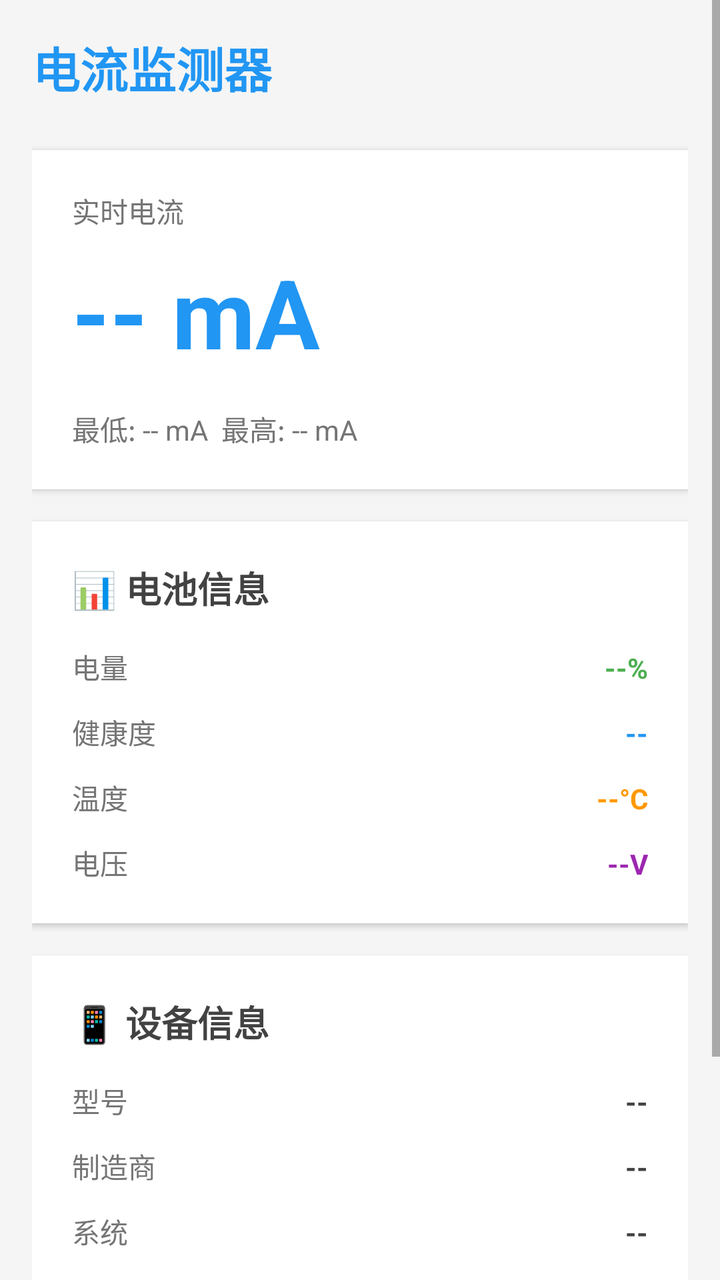
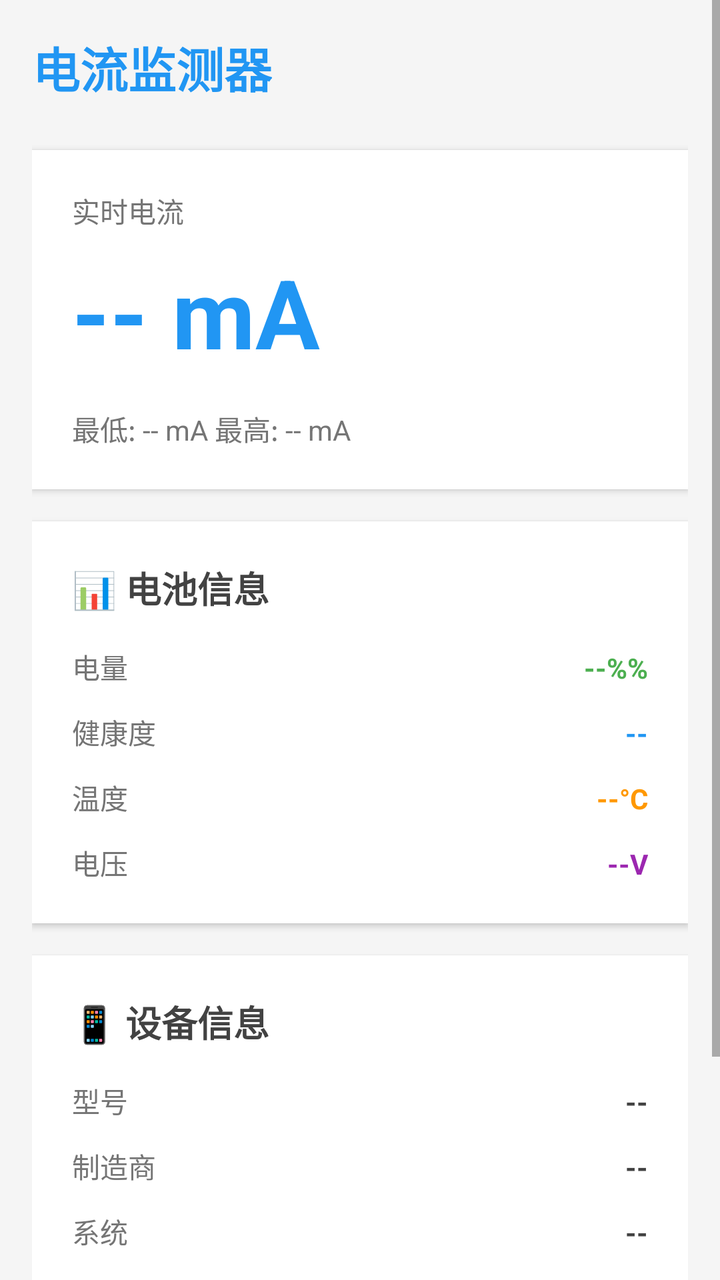

Before-and-after screenshots of an Android layout around one commit, followed by the original layout XML and the change that was made.
<!-- AndroidManifest.xml: application theme AppTheme -->
<!-- res/layout/activity_main.xml -->
<?xml version="1.0" encoding="utf-8"?>
<ScrollView xmlns:android="http://schemas.android.com/apk/res/android"
    android:layout_width="match_parent"
    android:layout_height="match_parent"
    android:background="#F5F5F5">

    <LinearLayout
        android:layout_width="match_parent"
        android:layout_height="wrap_content"
        android:orientation="vertical"
        android:padding="16dp">

        
        <TextView
            android:layout_width="wrap_content"
            android:layout_height="wrap_content"
            android:text="电流监测器"
            android:textSize="24sp"
            android:textStyle="bold"
            android:textColor="#2196F3"
            android:layout_marginBottom="24dp" />

        
        <LinearLayout
            android:layout_width="match_parent"
            android:layout_height="wrap_content"
            android:orientation="vertical"
            android:background="@android:color/white"
            android:padding="20dp"
            android:layout_marginBottom="16dp"
            android:elevation="2dp">

            <TextView
                android:layout_width="wrap_content"
                android:layout_height="wrap_content"
                android:text="实时电流"
                android:textSize="14sp"
                android:textColor="#757575"
                android:layout_marginBottom="8dp" />

            <TextView
                android:id="@+id/tvCurrentCurrent"
                android:layout_width="wrap_content"
                android:layout_height="wrap_content"
                android:text="-- mA"
                android:textSize="48sp"
                android:textStyle="bold"
                android:textColor="#2196F3"
                android:layout_marginBottom="16dp" />

            <TextView
                android:id="@+id/tvCurrentStats"
                android:layout_width="wrap_content"
                android:layout_height="wrap_content"
                android:text="最低: -- mA  最高: -- mA"
                android:textSize="14sp"
                android:textColor="#757575" />
        </LinearLayout>

        
        <LinearLayout
            android:layout_width="match_parent"
            android:layout_height="wrap_content"
            android:orientation="vertical"
            android:background="@android:color/white"
            android:padding="20dp"
            android:layout_marginBottom="16dp"
            android:elevation="2dp">

            <TextView
                android:layout_width="wrap_content"
                android:layout_height="wrap_content"
                android:text="📊 电池信息"
                android:textSize="18sp"
                android:textStyle="bold"
                android:textColor="#424242"
                android:layout_marginBottom="16dp" />

            <LinearLayout
                android:layout_width="match_parent"
                android:layout_height="wrap_content"
                android:orientation="horizontal"
                android:layout_marginBottom="12dp">

                <TextView
                    android:layout_width="0dp"
                    android:layout_height="wrap_content"
                    android:layout_weight="1"
                    android:text="电量"
                    android:textSize="14sp"
                    android:textColor="#757575" />

                <TextView
                    android:id="@+id/tvBatteryLevel"
                    android:layout_width="wrap_content"
                    android:layout_height="wrap_content"
                    android:text="--%"
                    android:textSize="14sp"
                    android:textStyle="bold"
                    android:textColor="#4CAF50" />
            </LinearLayout>

            <LinearLayout
                android:layout_width="match_parent"
                android:layout_height="wrap_content"
                android:orientation="horizontal"
                android:layout_marginBottom="12dp">

                <TextView
                    android:layout_width="0dp"
                    android:layout_height="wrap_content"
                    android:layout_weight="1"
                    android:text="健康度"
                    android:textSize="14sp"
                    android:textColor="#757575" />

                <TextView
                    android:id="@+id/tvBatteryHealth"
                    android:layout_width="wrap_content"
                    android:layout_height="wrap_content"
                    android:text="--"
                    android:textSize="14sp"
                    android:textStyle="bold"
                    android:textColor="#2196F3" />
            </LinearLayout>

            <LinearLayout
                android:layout_width="match_parent"
                android:layout_height="wrap_content"
                android:orientation="horizontal"
                android:layout_marginBottom="12dp">

                <TextView
                    android:layout_width="0dp"
                    android:layout_height="wrap_content"
                    android:layout_weight="1"
                    android:text="温度"
                    android:textSize="14sp"
                    android:textColor="#757575" />

                <TextView
                    android:id="@+id/tvBatteryTemp"
                    android:layout_width="wrap_content"
                    android:layout_height="wrap_content"
                    android:text="--°C"
                    android:textSize="14sp"
                    android:textStyle="bold"
                    android:textColor="#FF9800" />
            </LinearLayout>

            <LinearLayout
                android:layout_width="match_parent"
                android:layout_height="wrap_content"
                android:orientation="horizontal">

                <TextView
                    android:layout_width="0dp"
                    android:layout_height="wrap_content"
                    android:layout_weight="1"
                    android:text="电压"
                    android:textSize="14sp"
                    android:textColor="#757575" />

                <TextView
                    android:id="@+id/tvBatteryVoltage"
                    android:layout_width="wrap_content"
                    android:layout_height="wrap_content"
                    android:text="--V"
                    android:textSize="14sp"
                    android:textStyle="bold"
                    android:textColor="#9C27B0" />
            </LinearLayout>
        </LinearLayout>

        
        <LinearLayout
            android:layout_width="match_parent"
            android:layout_height="wrap_content"
            android:orientation="vertical"
            android:background="@android:color/white"
            android:padding="20dp"
            android:layout_marginBottom="16dp"
            android:elevation="2dp">

            <TextView
                android:layout_width="wrap_content"
                android:layout_height="wrap_content"
                android:text="📱 设备信息"
                android:textSize="18sp"
                android:textStyle="bold"
                android:textColor="#424242"
                android:layout_marginBottom="16dp" />

            <LinearLayout
                android:layout_width="match_parent"
                android:layout_height="wrap_content"
                android:orientation="horizontal"
                android:layout_marginBottom="12dp">

                <TextView
                    android:layout_width="0dp"
                    android:layout_height="wrap_content"
                    android:layout_weight="1"
                    android:text="型号"
                    android:textSize="14sp"
                    android:textColor="#757575" />

                <TextView
                    android:id="@+id/tvPhoneModel"
                    android:layout_width="wrap_content"
                    android:layout_height="wrap_content"
                    android:text="--"
                    android:textSize="14sp"
                    android:textStyle="bold"
                    android:textColor="#424242" />
            </LinearLayout>

            <LinearLayout
                android:layout_width="match_parent"
                android:layout_height="wrap_content"
                android:orientation="horizontal"
                android:layout_marginBottom="12dp">

                <TextView
                    android:layout_width="0dp"
                    android:layout_height="wrap_content"
                    android:layout_weight="1"
                    android:text="制造商"
                    android:textSize="14sp"
                    android:textColor="#757575" />

                <TextView
                    android:id="@+id/tvManufacturer"
                    android:layout_width="wrap_content"
                    android:layout_height="wrap_content"
                    android:text="--"
                    android:textSize="14sp"
                    android:textStyle="bold"
                    android:textColor="#424242" />
            </LinearLayout>

            <LinearLayout
                android:layout_width="match_parent"
                android:layout_height="wrap_content"
                android:orientation="horizontal">

                <TextView
                    android:layout_width="0dp"
                    android:layout_height="wrap_content"
                    android:layout_weight="1"
                    android:text="系统"
                    android:textSize="14sp"
                    android:textColor="#757575" />

                <TextView
                    android:id="@+id/tvAndroidVersion"
                    android:layout_width="wrap_content"
                    android:layout_height="wrap_content"
                    android:text="--"
                    android:textSize="14sp"
                    android:textStyle="bold"
                    android:textColor="#424242" />
            </LinearLayout>
        </LinearLayout>

        
        <TextView
            android:layout_width="match_parent"
            android:layout_height="wrap_content"
            android:text="说明：\n• 正数表示充电，负数表示放电\n• 部分设备可能不支持电流检测\n• 数据每秒自动更新"
            android:textSize="12sp"
            android:textColor="#9E9E9E"
            android:padding="8dp"
            android:lineSpacingExtra="4dp" />

    </LinearLayout>
</ScrollView>
<!-- resources referenced by this layout -->
<resources>
  <style name="AppTheme" parent="android:Theme.Material.Light">
      </style>
</resources>

<!-- the commit's change to res/layout/activity_main.xml (unified diff, before → after) -->
@@ -14,7 +14,7 @@
         <TextView
             android:layout_width="wrap_content"
             android:layout_height="wrap_content"
-            android:text="电流监测器"
+            android:text="@string/app_name"
             android:textSize="24sp"
             android:textStyle="bold"
             android:textColor="#2196F3"
@@ -33,7 +33,7 @@
             <TextView
                 android:layout_width="wrap_content"
                 android:layout_height="wrap_content"
-                android:text="实时电流"
+                android:text="@string/label_realtime_current"
                 android:textSize="14sp"
                 android:textColor="#757575"
                 android:layout_marginBottom="8dp" />
@@ -42,7 +42,7 @@
                 android:id="@+id/tvCurrentCurrent"
                 android:layout_width="wrap_content"
                 android:layout_height="wrap_content"
-                android:text="-- mA"
+                android:text="@string/current_placeholder"
                 android:textSize="48sp"
                 android:textStyle="bold"
                 android:textColor="#2196F3"
@@ -52,7 +52,7 @@
                 android:id="@+id/tvCurrentStats"
                 android:layout_width="wrap_content"
                 android:layout_height="wrap_content"
-                android:text="最低: -- mA  最高: -- mA"
+                android:text="@string/current_stats_placeholder"
                 android:textSize="14sp"
                 android:textColor="#757575" />
         </LinearLayout>
@@ -70,7 +70,7 @@
             <TextView
                 android:layout_width="wrap_content"
                 android:layout_height="wrap_content"
-                android:text="📊 电池信息"
+                android:text="@string/label_battery_info"
                 android:textSize="18sp"
                 android:textStyle="bold"
                 android:textColor="#424242"
@@ -86,7 +86,7 @@
                     android:layout_width="0dp"
                     android:layout_height="wrap_content"
                     android:layout_weight="1"
-                    android:text="电量"
+                    android:text="@string/label_level"
                     android:textSize="14sp"
                     android:textColor="#757575" />
 
@@ -94,7 +94,7 @@
                     android:id="@+id/tvBatteryLevel"
                     android:layout_width="wrap_content"
                     android:layout_height="wrap_content"
-                    android:text="--%"
+                    android:text="@string/battery_level_placeholder"
                     android:textSize="14sp"
                     android:textStyle="bold"
                     android:textColor="#4CAF50" />
@@ -110,7 +110,7 @@
                     android:layout_width="0dp"
                     android:layout_height="wrap_content"
                     android:layout_weight="1"
-                    android:text="健康度"
+                    android:text="@string/label_health"
                     android:textSize="14sp"
                     android:textColor="#757575" />
 
@@ -118,7 +118,7 @@
                     android:id="@+id/tvBatteryHealth"
                     android:layout_width="wrap_content"
                     android:layout_height="wrap_content"
-                    android:text="--"
+                    android:text="@string/dash_placeholder"
                     android:textSize="14sp"
                     android:textStyle="bold"
                     android:textColor="#2196F3" />
@@ -134,7 +134,7 @@
                     android:layout_width="0dp"
                     android:layout_height="wrap_content"
                     android:layout_weight="1"
-                    android:text="温度"
+                    android:text="@string/label_temperature"
                     android:textSize="14sp"
                     android:textColor="#757575" />
 
@@ -142,7 +142,7 @@
                     android:id="@+id/tvBatteryTemp"
                     android:layout_width="wrap_content"
                     android:layout_height="wrap_content"
-                    android:text="--°C"
+                    android:text="@string/battery_temp_placeholder"
                     android:textSize="14sp"
                     android:textStyle="bold"
                     android:textColor="#FF9800" />
@@ -157,7 +157,7 @@
                     android:layout_width="0dp"
                     android:layout_height="wrap_content"
                     android:layout_weight="1"
-                    android:text="电压"
+                    android:text="@string/label_voltage"
                     android:textSize="14sp"
                     android:textColor="#757575" />
 
@@ -165,7 +165,7 @@
                     android:id="@+id/tvBatteryVoltage"
                     android:layout_width="wrap_content"
                     android:layout_height="wrap_content"
-                    android:text="--V"
+                    android:text="@string/battery_voltage_placeholder"
                     android:textSize="14sp"
                     android:textStyle="bold"
                     android:textColor="#9C27B0" />
@@ -185,7 +185,7 @@
             <TextView
                 android:layout_width="wrap_content"
                 android:layout_height="wrap_content"
-                android:text="📱 设备信息"
+                android:text="@string/label_device_info"
                 android:textSize="18sp"
                 android:textStyle="bold"
                 android:textColor="#424242"
@@ -201,7 +201,7 @@
                     android:layout_width="0dp"
                     android:layout_height="wrap_content"
                     android:layout_weight="1"
-                    android:text="型号"
+                    android:text="@string/label_model"
                     android:textSize="14sp"
                     android:textColor="#757575" />
 
@@ -209,7 +209,7 @@
                     android:id="@+id/tvPhoneModel"
                     android:layout_width="wrap_content"
                     android:layout_height="wrap_content"
-                    android:text="--"
+                    android:text="@string/dash_placeholder"
                     android:textSize="14sp"
                     android:textStyle="bold"
                     android:textColor="#424242" />
@@ -225,7 +225,7 @@
                     android:layout_width="0dp"
                     android:layout_height="wrap_content"
                     android:layout_weight="1"
-                    android:text="制造商"
+                    android:text="@string/label_manufacturer"
                     android:textSize="14sp"
                     android:textColor="#757575" />
 
@@ -233,7 +233,7 @@
                     android:id="@+id/tvManufacturer"
                     android:layout_width="wrap_content"
                     android:layout_height="wrap_content"
-                    android:text="--"
+                    android:text="@string/dash_placeholder"
                     android:textSize="14sp"
                     android:textStyle="bold"
                     android:textColor="#424242" />
@@ -248,7 +248,7 @@
                     android:layout_width="0dp"
                     android:layout_height="wrap_content"
                     android:layout_weight="1"
-                    android:text="系统"
+                    android:text="@string/label_system"
                     android:textSize="14sp"
                     android:textColor="#757575" />
 
@@ -256,7 +256,7 @@
                     android:id="@+id/tvAndroidVersion"
                     android:layout_width="wrap_content"
                     android:layout_height="wrap_content"
-                    android:text="--"
+                    android:text="@string/dash_placeholder"
                     android:textSize="14sp"
                     android:textStyle="bold"
                     android:textColor="#424242" />
@@ -267,7 +267,7 @@
         <TextView
             android:layout_width="match_parent"
             android:layout_height="wrap_content"
-            android:text="说明：\n• 正数表示充电，负数表示放电\n• 部分设备可能不支持电流检测\n• 数据每秒自动更新"
+            android:text="@string/note_text"
             android:textSize="12sp"
             android:textColor="#9E9E9E"
             android:padding="8dp"
<!-- resource entries referenced after the edit -->
@@ -1,5 +1,23 @@
 <!-- resources referenced by this layout -->
 <resources>
+  <string name="app_name">电流监测器</string>
+  <string name="battery_level_placeholder">--%%</string>
+  <string name="battery_temp_placeholder">--°C</string>
+  <string name="battery_voltage_placeholder">--V</string>
+  <string name="current_placeholder">-- mA</string>
+  <string name="current_stats_placeholder">最低: -- mA  最高: -- mA</string>
+  <string name="dash_placeholder">--</string>
+  <string name="label_battery_info">📊 电池信息</string>
+  <string name="label_device_info">📱 设备信息</string>
+  <string name="label_health">健康度</string>
+  <string name="label_level">电量</string>
+  <string name="label_manufacturer">制造商</string>
+  <string name="label_model">型号</string>
+  <string name="label_realtime_current">实时电流</string>
+  <string name="label_system">系统</string>
+  <string name="label_temperature">温度</string>
+  <string name="label_voltage">电压</string>
+  <string name="note_text">说明：\n• 正数表示充电，负数表示放电\n• 部分设备可能不支持电流检测\n• 数据每秒自动更新</string>
   <style name="AppTheme" parent="android:Theme.Material.Light">
       </style>
 </resources>
